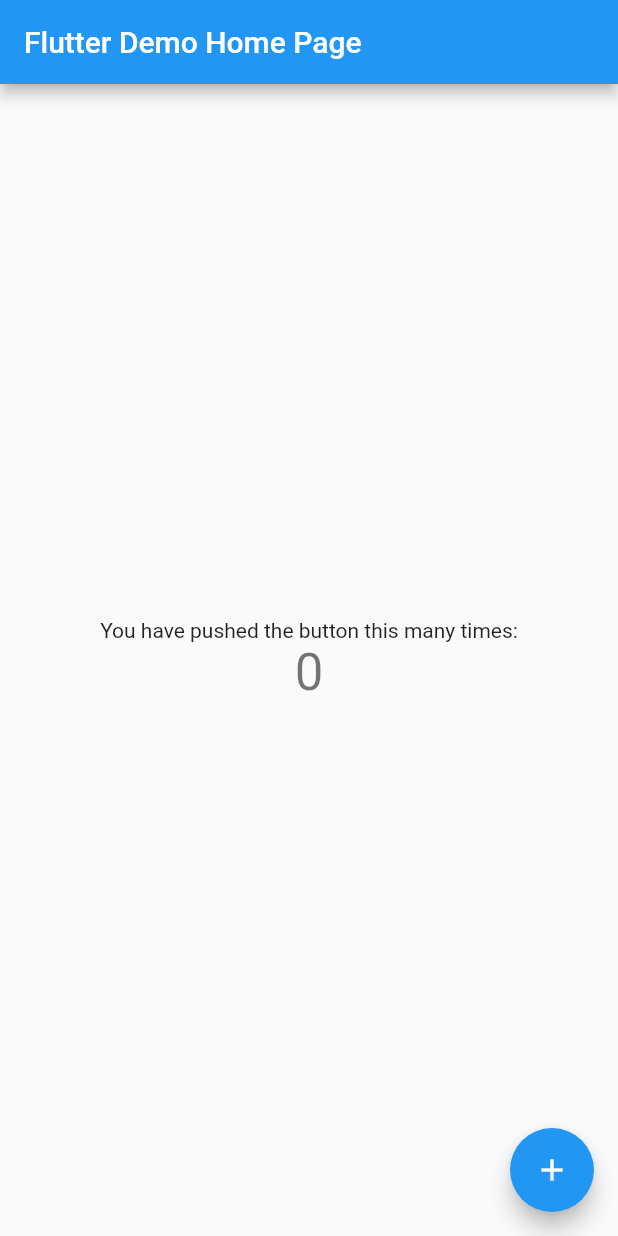
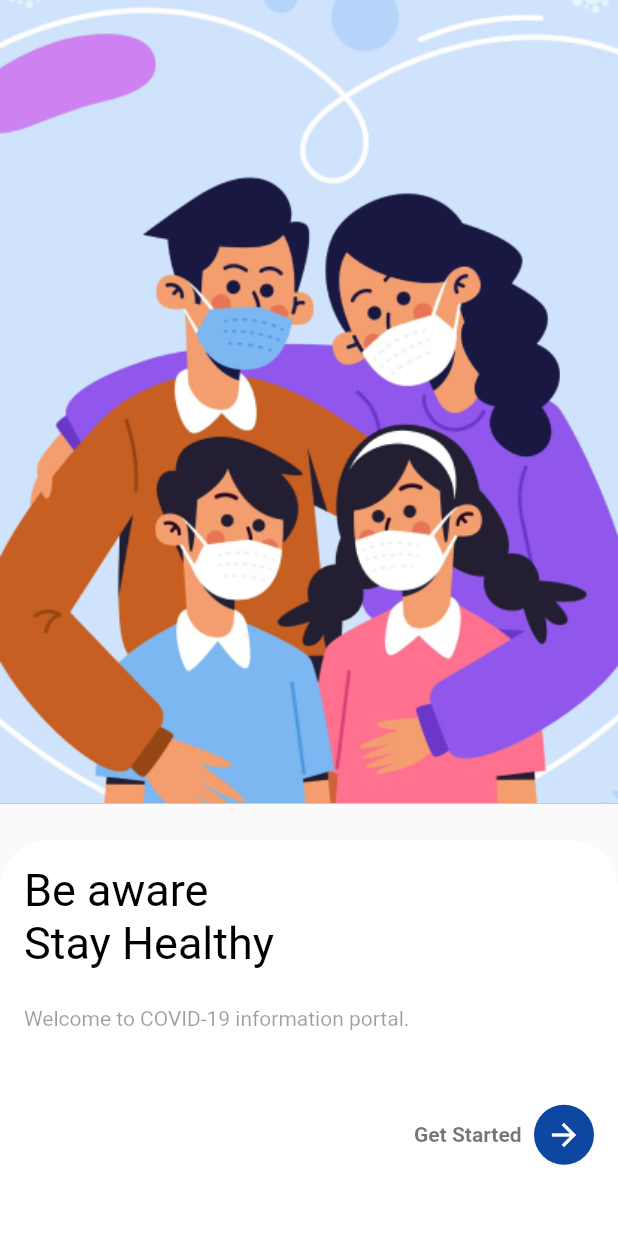
Before and after one commit to rjlama07/Flutter-Covid_INFO_APP-WITH-GETX, a Flutter app: the screen it shows after launch, on a phone screen of 412 x 824 dp. Run offline on Flutter 3.47's test engine with Material 2 defaults, Android fonts, the phone set to English and light mode, and no system bars.

Commit message:
finished onBoarding Screen

```diff
--- a/lib/main.dart
+++ b/lib/main.dart
@@ -1,3 +1,4 @@
+import 'package:coivd_19_app/screens/home_page.dart';
 import 'package:flutter/material.dart';
 
 void main() {
@@ -11,6 +12,7 @@
   @override
   Widget build(BuildContext context) {
     return MaterialApp(
+      debugShowCheckedModeBanner: false,
       title: 'Flutter Demo',
       theme: ThemeData(
         // This is the theme of your application.
@@ -24,92 +26,7 @@
         // is not restarted.
         primarySwatch: Colors.blue,
       ),
-      home: const MyHomePage(title: 'Flutter Demo Home Page'),
+      home: const HomePage(),
     );
   }
 }
-
-class MyHomePage extends StatefulWidget {
-  const MyHomePage({super.key, required this.title});
-
-  // This widget is the home page of your application. It is stateful, meaning
-  // that it has a State object (defined below) that contains fields that affect
-  // how it looks.
-
-  // This class is the configuration for the state. It holds the values (in this
-  // case the title) provided by the parent (in this case the App widget) and
-  // used by the build method of the State. Fields in a Widget subclass are
-  // always marked "final".
-
-  final String title;
-
-  @override
-  State<MyHomePage> createState() => _MyHomePageState();
-}
-
-class _MyHomePageState extends State<MyHomePage> {
-  int _counter = 0;
-
-  void _incrementCounter() {
-    setState(() {
-      // This call to setState tells the Flutter framework that something has
-      // changed in this State, which causes it to rerun the build method below
-      // so that the display can reflect the updated values. If we changed
-      // _counter without calling setState(), then the build method would not be
-      // called again, and so nothing would appear to happen.
-      _counter++;
-    });
-  }
-
-  @override
-  Widget build(BuildContext context) {
-    // This method is rerun every time setState is called, for instance as done
-    // by the _incrementCounter method above.
-    //
-    // The Flutter framework has been optimized to make rerunning build methods
-    // fast, so that you can just rebuild anything that needs updating rather
-    // than having to individually change instances of widgets.
-    return Scaffold(
-      appBar: AppBar(
-        // Here we take the value from the MyHomePage object that was created by
-        // the App.build method, and use it to set our appbar title.
-        title: Text(widget.title),
-      ),
-      body: Center(
-        // Center is a layout widget. It takes a single child and positions it
-        // in the middle of the parent.
-        child: Column(
-          // Column is also a layout widget. It takes a list of children and
-          // arranges them vertically. By default, it sizes itself to fit its
-          // children horizontally, and tries to be as tall as its parent.
-          //
-          // Invoke "debug painting" (press "p" in the console, choose the
-          // "Toggle Debug Paint" action from the Flutter Inspector in Android
-          // Studio, or the "Toggle Debug Paint" command in Visual Studio Code)
-          // to see the wireframe for each widget.
-          //
-          // Column has various properties to control how it sizes itself and
-          // how it positions its children. Here we use mainAxisAlignment to
-          // center the children vertically; the main axis here is the vertical
-          // axis because Columns are vertical (the cross axis would be
-          // horizontal).
-          mainAxisAlignment: MainAxisAlignment.center,
-          children: <Widget>[
-            const Text(
-              'You have pushed the button this many times:',
-            ),
-            Text(
-              '$_counter',
-              style: Theme.of(context).textTheme.headline4,
-            ),
-          ],
-        ),
-      ),
-      floatingActionButton: FloatingActionButton(
-        onPressed: _incrementCounter,
-        tooltip: 'Increment',
-        child: const Icon(Icons.add),
-      ), // This trailing comma makes auto-formatting nicer for build methods.
-    );
-  }
-}
--- /dev/null
+++ b/lib/screens/home_page.dart
@@ -0,0 +1,96 @@
+import 'package:flutter/material.dart';
+
+class HomePage extends StatelessWidget {
+  const HomePage({super.key});
+
+  @override
+  Widget build(BuildContext context) {
+    return SafeArea(
+      child: Scaffold(
+        body: Stack(
+          children: [
+            Container(
+              height: MediaQuery.of(context).size.height * 0.65,
+              width: double.maxFinite,
+              decoration: const BoxDecoration(
+                  color: Colors.green,
+                  image: DecorationImage(
+                      image: AssetImage("assets/images/wearing_mask.jpg"),
+                      fit: BoxFit.cover)),
+            ),
+            Align(
+              alignment: Alignment.bottomCenter,
+              child: Container(
+                height: MediaQuery.of(context).size.height * 0.32,
+                width: double.maxFinite,
+                decoration: const BoxDecoration(
+                    color: Colors.white,
+                    borderRadius: BorderRadius.only(
+                        topLeft: Radius.circular(32),
+                        topRight: Radius.circular(32))),
+                child: Padding(
+                  padding:
+                      const EdgeInsets.symmetric(horizontal: 16, vertical: 16),
+                  child: Column(
+                    crossAxisAlignment: CrossAxisAlignment.start,
+                    children: [
+                      const Text(
+                        "Be aware\nStay Healthy",
+                        style: TextStyle(
+                          color: Colors.black,
+                          fontSize: 30,
+                        ),
+                      ),
+                      SizedBox(
+                        height: MediaQuery.of(context).size.height * 0.03,
+                      ),
+                      const Text(
+                        "Welcome to COVID-19 information portal.",
+                        style: TextStyle(
+                          color: Colors.black38,
+                          fontSize: 14,
+                        ),
+                      ),
+                      SizedBox(
+                        height: MediaQuery.of(context).size.height * 0.06,
+                      ),
+                      Row(
+                        mainAxisAlignment: MainAxisAlignment.end,
+                        children: [
+                          const Text(
+                            "Get Started",
+                            style: TextStyle(
+                              fontWeight: FontWeight.bold,
+                              color: Colors.black54,
+                              fontSize: 14,
+                            ),
+                          ),
+                          SizedBox(
+                            width: MediaQuery.of(context).size.width * 0.02,
+                          ),
+                          Container(
+                            padding: const EdgeInsets.symmetric(
+                              horizontal: 8,
+                              vertical: 8,
+                            ),
+                            decoration: BoxDecoration(
+                                color: Colors.blue[900],
+                                borderRadius: BorderRadius.circular(24)),
+                            child: const Icon(
+                              Icons.arrow_forward,
+                              color: Colors.white,
+                            ),
+                          )
+                        ],
+                      )
+                    ],
+                  ),
+                ),
+              ),
+            )
+          ],
+        ),
+      ),
+    );
+  }
+}
```
Also changed, not shown: pubspec.yaml (+4 -7 lines), assets/images/wearing_mask.jpg (added).
